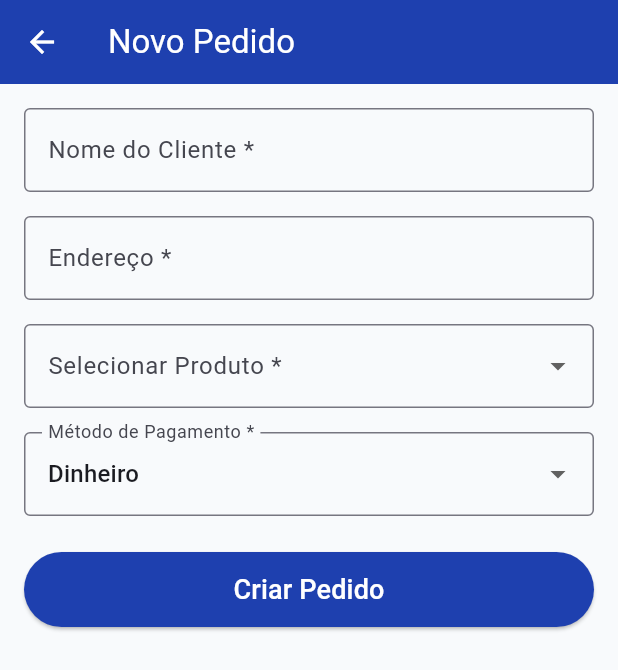
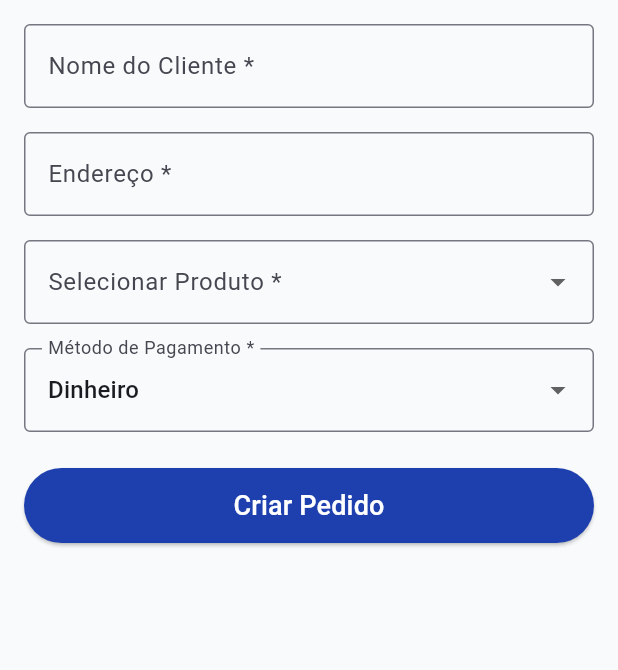
Before and after one commit to Claayton/GasHub-Flutter, a Flutter app: the NewOrderScreen screen opened directly, on a phone screen of 412 x 824 dp. Shown: the top 670 px of the screen. Run offline on Flutter 3.47's test engine with Material 3 defaults, Android fonts, the phone set to English and light mode, and no system bars; our stand-ins replace cloud_firestore, equatable, firebase_auth, firebase_core, flutter_bloc; accounts and stored records are empty.

Commit message:
Fix: Removed AppBar

```diff
--- a/lib/screens/new_order_screen.dart
+++ b/lib/screens/new_order_screen.dart
@@ -49,10 +49,6 @@ class _NewOrderScreenState extends State<NewOrderScreen> {
   @override
   Widget build(BuildContext context) {
     return Scaffold(
-      appBar: AppBar(
-        title: const Text('Novo Pedido'),
-        backgroundColor: const Color(0xFF1e40af),
-      ),
       body: Padding(
         padding: const EdgeInsets.all(16),
         child: Form(
```
